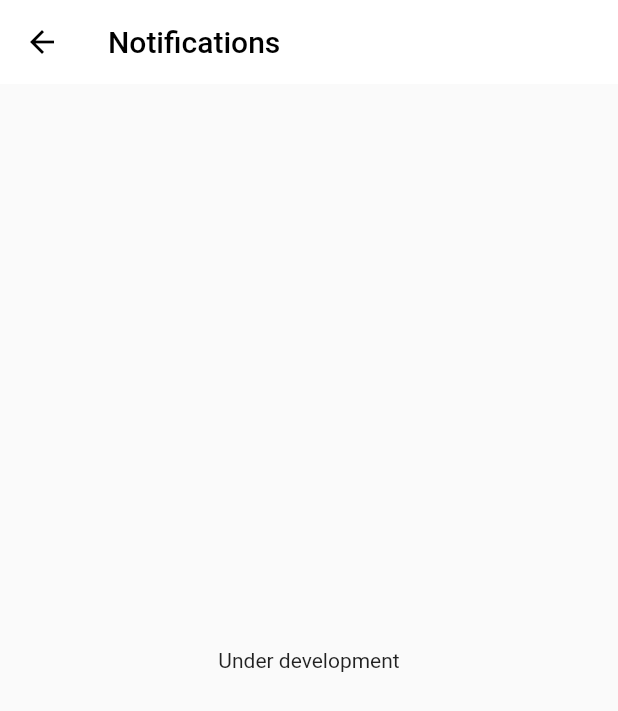
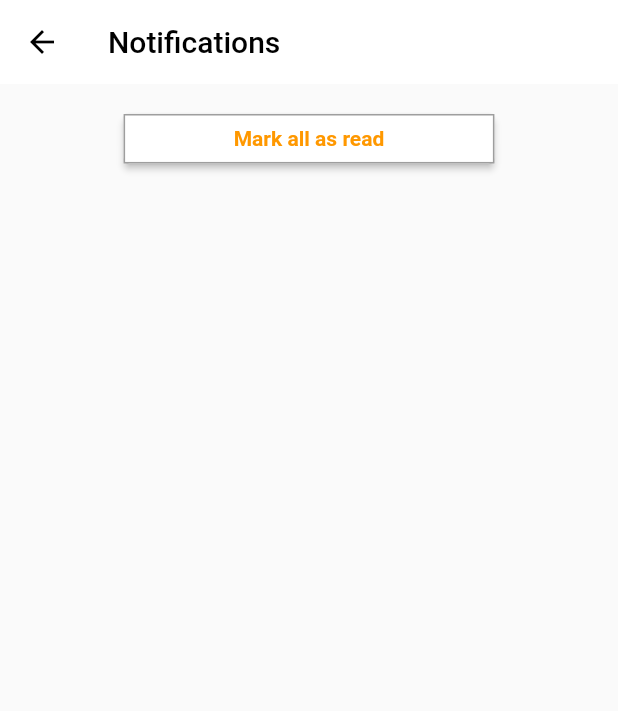
Before and after one commit to Wave-2024/Wave, a Flutter app: the NotificationScreen screen opened directly, on a phone screen of 412 x 824 dp. Shown: the top 711 px of the screen. Run offline on Flutter 3.47's test engine with Material 2 defaults, Android fonts, the phone set to English and light mode, and no system bars; our stand-ins replace badges, cached_network_image, cloud_firestore, firebase_auth, firebase_core, firebase_storage and 3 more; missing offline and left inert: comment_box; accounts and stored records are empty; network calls fail.

Commit message:
Notifications are displayed - stable

```diff
--- a/lib/providers/manager.dart
+++ b/lib/providers/manager.dart
@@ -807,15 +807,14 @@ class usersProvider extends ChangeNotifier {
         notificationData.forEach((key, value) {
           tempList.add(NotificationModel(
               notificationId: key,
+              read: value['read'],
               notifierUid: value['notifierUid'],
               postId: value['postId'],
               time: DateTime.parse(value['time']),
               type: value['type']));
+
         });
-      } else {
-        print('data is 0');
       }
-      print(tempList.length);
       notificationList = tempList;
       notifyListeners();
     } catch (error) {
--- a/lib/screen/General/notificationScreen.dart
+++ b/lib/screen/General/notificationScreen.dart
@@ -1,10 +1,24 @@
+import 'package:cached_network_image/cached_network_image.dart';
+import 'package:firebase_auth/firebase_auth.dart';
 import 'package:flutter/material.dart';
+import 'package:nexus/models/NotificationModel.dart';
+import 'package:nexus/models/PostModel.dart';
+import 'package:nexus/models/userModel.dart';
+import 'package:nexus/providers/manager.dart';
+import 'package:nexus/screen/Posts/view/viewMyPostsScreen.dart';
 import 'package:nexus/utils/devicesize.dart';
+import 'package:provider/provider.dart';
+
 class NotificationScreen extends StatelessWidget {
-
-
   @override
   Widget build(BuildContext context) {
+    User currentUser = FirebaseAuth.instance.currentUser!;
+    List<NotificationModel> list =
+        Provider.of<usersProvider>(context).fetchNotifications;
+    Map<String, NexusUser> allUsers =
+        Provider.of<usersProvider>(context).fetchAllUsers;
+    List<PostModel> myPosts =
+        Provider.of<usersProvider>(context).fetchMyPostsList;
     return Scaffold(
       appBar: AppBar(
         backgroundColor: Colors.white,
@@ -16,14 +30,92 @@ class NotificationScreen extends StatelessWidget {
         ),
       ),
       body: Container(
-        height: displayHeight(context),
-        width: displayWidth(context),
-        child: Center(
-          child: Text('Under development',style: const TextStyle(
-            color: Colors.black87,
-          ),),
-        ),
-      ),
+          height: displayHeight(context),
+          width: displayWidth(context),
+          child: Padding(
+            padding: const EdgeInsets.only(top: 16.0, bottom: 16),
+            child: SingleChildScrollView(
+              child: Column(
+                mainAxisAlignment: MainAxisAlignment.start,
+                crossAxisAlignment: CrossAxisAlignment.center,
+                children: [
+                  InkWell(
+                    onTap: () {
+                      // TODO -> Update all the notification status to read
+                    },
+                    child: Card(
+                      elevation: 2,
+                      child: Container(
+                        decoration: BoxDecoration(
+                          color: Colors.white,
+                          border: Border.all(color: Colors.grey),
+                        ),
+                        height: displayHeight(context) * 0.04,
+                        width: displayWidth(context) * 0.6,
+                        child: Center(
+                            child: Text(
+                          'Mark all as read',
+                          style: TextStyle(
+                              color: Colors.orange,
+                              fontWeight: FontWeight.w600),
+                        )),
+                      ),
+                    ),
+                  ),
+                  Opacity(opacity: 0.0, child: Divider()),
+                  ListView.builder(
+                    shrinkWrap: true,
+                    physics: NeverScrollableScrollPhysics(),
+                    itemBuilder: (context, index) {
+                      ListTile? listTile;
+                      switch (list[index].type) {
+                        case 'like':
+                          {
+                            NexusUser user = allUsers[list[index].notifierUid]!;
+                            int postIndex = myPosts.indexWhere((element) =>
+                                element.post_id == list[index].postId);
+                            PostModel post = myPosts[postIndex];
+                            listTile = ListTile(
+                              onTap: () {
+                                Navigator.push(
+                                    context,
+                                    MaterialPageRoute(
+                                      builder: (context) => viewMyPostScreen(
+                                        index: postIndex,
+                                        myUid: currentUser.uid,
+                                      ),
+                                    ));
+                              },
+                              trailing: CachedNetworkImage(
+                                imageUrl: post.image,
+                                height: displayHeight(context) * 0.05,
+                                width: displayWidth(context) * 0.1,
+                                fit: BoxFit.cover,
+                              ),
+                              tileColor: (list[index].read!)
+                                  ? Colors.white
+                                  : Colors.orange[100],
+                              leading: Icon(
+                                Icons.favorite,
+                                color: Colors.red[600],
+                              ),
+                              title: Text(
+                                '${user.username} liked your post',
+                                style: TextStyle(
+                                    color: Colors.black,
+                                    fontSize: displayWidth(context) * 0.036),
+                              ),
+                            );
+                          }
+                      }
+                      return listTile!;
+                    },
+                    itemCount: list.length,
+                  ),
+                ],
+              ),
+            ),
+          )),
     );
   }
 }
```
Also changed, not shown: lib/screen/Posts/feedScreen.dart (+11 -4 lines).
